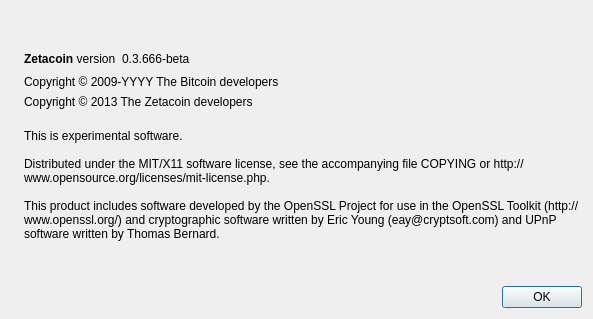
Before: the Qt Designer form src/qt/forms/aboutdialog.ui in digibyte/digibyte, drawn with Qt 5.
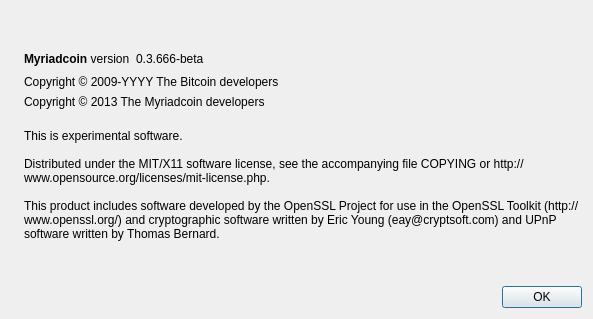
After: the same form once the commit is applied. Icons and pictures are not drawn.

The edit to the form file:
```diff
--- a/src/qt/forms/aboutdialog.ui
+++ b/src/qt/forms/aboutdialog.ui
@@ -50,7 +50,7 @@
           <cursorShape>IBeamCursor</cursorShape>
          </property>
          <property name="text">
-          <string>&lt;b&gt;Zetacoin&lt;/b&gt; version</string>
+          <string>&lt;b&gt;Myriadcoin&lt;/b&gt; version</string>
          </property>
          <property name="textInteractionFlags">
           <set>Qt::LinksAccessibleByMouse|Qt::TextSelectableByKeyboard|Qt::TextSelectableByMouse</set>
@@ -107,7 +107,7 @@
         <cursorShape>IBeamCursor</cursorShape>
        </property>
        <property name="text">
-        <string notr="true">Copyright &amp;copy; 2013 The Zetacoin developers</string>
+        <string notr="true">Copyright &amp;copy; 2013 The Myriadcoin developers</string>
        </property>
        <property name="textFormat">
         <enum>Qt::RichText</enum>
```
Left out of the diff: 2 changed lines with no effect on the pictures.
